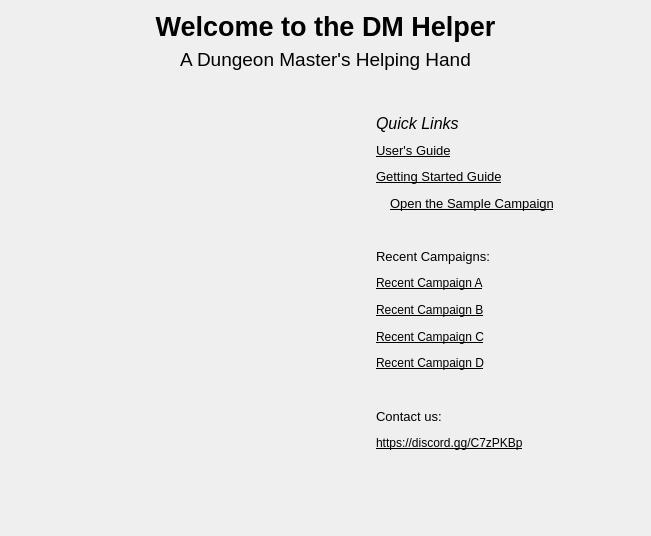
This is DMHelper/src/welcomeframe.ui in MMetze/DMHelper as Qt 5 draws it before an edit. The edited form follows.
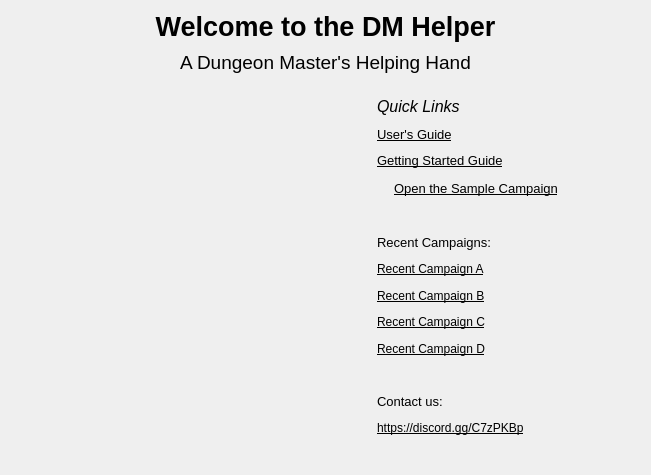
This is the edited form. Icons and pictures are not drawn.

Patch:
```diff
--- a/DMHelper/src/welcomeframe.ui
+++ b/DMHelper/src/welcomeframe.ui
@@ -7,7 +7,7 @@
     <x>0</x>
     <y>0</y>
     <width>651</width>
-    <height>536</height>
+    <height>475</height>
    </rect>
   </property>
   <property name="sizePolicy">
@@ -19,7 +19,7 @@
   <property name="minimumSize">
    <size>
     <width>640</width>
-    <height>500</height>
+    <height>475</height>
    </size>
   </property>
   <property name="windowTitle">
@@ -44,6 +44,9 @@
    </item>
    <item>
     <layout class="QVBoxLayout" name="verticalLayout_3" stretch="0,0,1,0,2">
+     <property name="spacing">
+      <number>9</number>
+     </property>
      <item>
       <widget class="QLabel" name="label">
        <property name="font">
@@ -86,7 +89,7 @@
        <property name="sizeHint" stdset="0">
         <size>
          <width>20</width>
-         <height>40</height>
+         <height>0</height>
         </size>
        </property>
       </spacer>
@@ -350,7 +353,7 @@
        <property name="sizeHint" stdset="0">
         <size>
          <width>20</width>
-         <height>40</height>
+         <height>0</height>
         </size>
        </property>
       </spacer>
```
